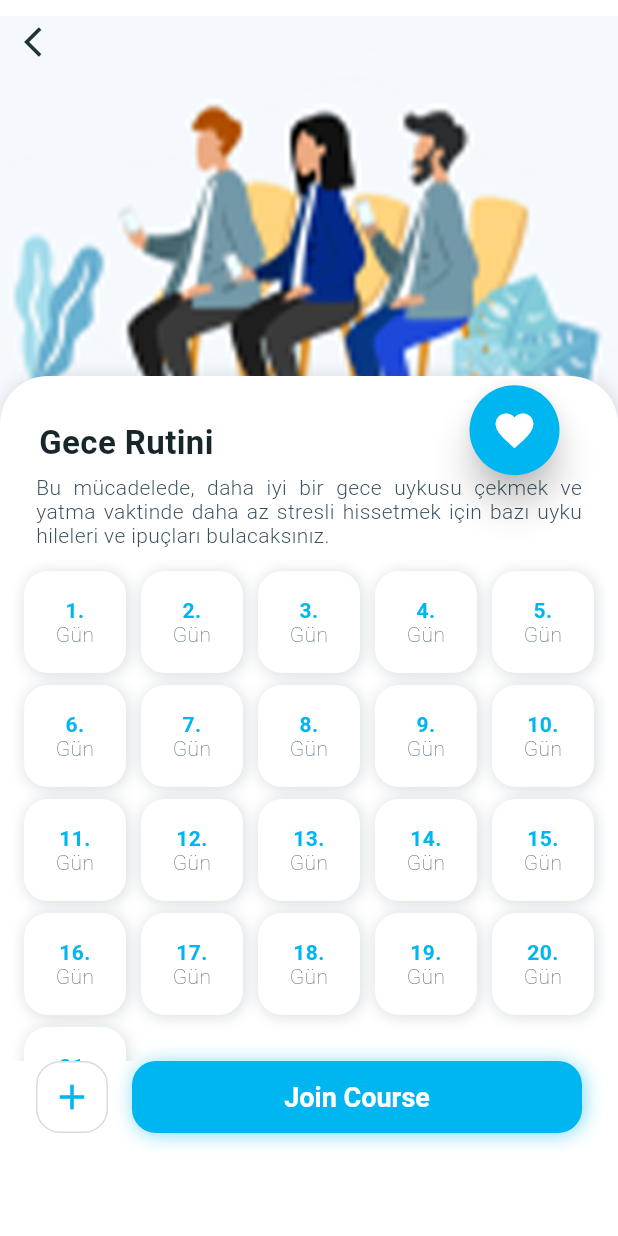
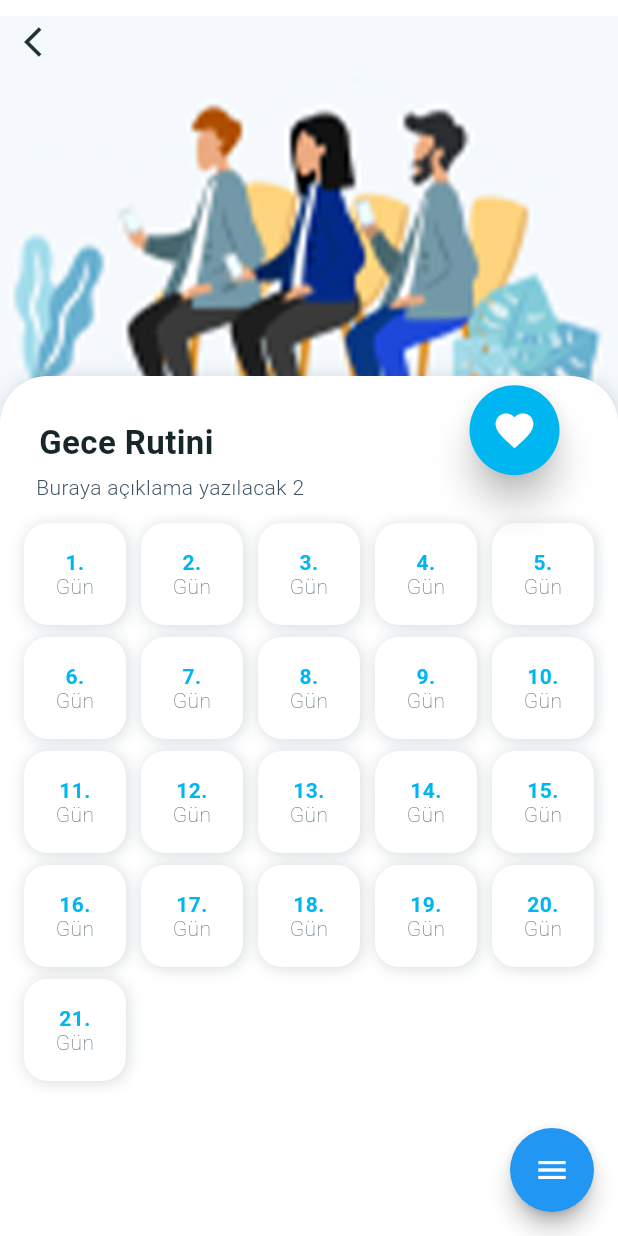
Before and after one commit to AvniErtas/21day_challange, a Flutter app: the DesignCourseHomeScreen screen opened directly, after a tap on "User interface Design", on a phone screen of 412 x 824 dp. Run offline on Flutter 3.47's test engine with Material 2 defaults, Android fonts, the phone set to English and light mode, and no system bars; missing offline and left inert: animated_drawer, animator, scratcher.

Commit message:
update 23.07.2021

```diff
--- /dev/null
+++ b/lib/documents/challanges.dart
@@ -0,0 +1,46 @@
+import 'package:flutter_app_21/model/Challange.dart';
+
+class Challanges {
+  static List<Challange> challangeList = <Challange>[
+    Challange(
+      challangesName: "Gece Rutini",
+        description: "Buraya açıklama yazılacak",
+        imagePath: "assets/design_course/interFace1.png",
+        days : [
+        "Günü düşünün.Oldukça iyi giden en az bir şeyi yazın.",
+        "Görev 2",
+        "Görev 3..."
+        ]
+    ),
+    Challange(
+        challangesName: "Gece Rutini 2",
+        description: "Buraya açıklama yazılacak 2",
+        imagePath: "assets/design_course/interFace1.png",
+        days : [
+          "Günü düşünün.Oldukça iyi giden en az bir şeyi yazın.",
+          "Görev 2",
+          "Görev 3..."
+        ]
+    ),
+    Challange(
+        challangesName: "Gece Rutini",
+        description: "Buraya açıklama yazılacak",
+        imagePath: "assets/design_course/interFace1.png",
+        days : [
+          "Günü düşünün.Oldukça iyi giden en az bir şeyi yazın.",
+          "Görev 2",
+          "Görev 3..."
+        ]
+    ),
+    Challange(
+        challangesName: "Gece Rutini 2",
+        description: "Buraya açıklama yazılacak 2",
+        imagePath: "assets/design_course/interFace1.png",
+        days : [
+          "Günü düşünün.Oldukça iyi giden en az bir şeyi yazın.",
+          "Görev 2",
+          "Görev 3..."
+        ]
+    ),
+  ];
+}
--- /dev/null
+++ b/lib/model/Challange.dart
@@ -0,0 +1,9 @@
+class Challange {
+  String challangesName;
+  String description;
+  String imagePath;
+  List<String> days;
+
+  Challange({required this.challangesName, required this.description, required this.imagePath, required this.days});
+
+}
--- a/lib/screens/design_course/course_info_screen.dart
+++ b/lib/screens/design_course/course_info_screen.dart
@@ -1,8 +1,13 @@
 import 'package:flutter/material.dart';
+import 'package:flutter_app_21/documents/challanges.dart';
 import 'package:flutter_app_21/screens/taskDetails.dart';
+import 'package:flutter_app_21/tools/expandableFab.dart';
 import 'design_course_app_theme.dart';
 
 class CourseInfoScreen extends StatefulWidget {
+  int index;
+  CourseInfoScreen(this.index);
+
   @override
   _CourseInfoScreenState createState() => _CourseInfoScreenState();
 }
@@ -40,6 +45,23 @@ class _CourseInfoScreenState extends State<CourseInfoScreen>
     setState(() {
       opacity3 = 1.0;
     });
+  }
+
+  void _showAction(BuildContext context, int index) {
+    showDialog<void>(
+      context: context,
+      builder: (context) {
+        return AlertDialog(
+          content: Text("1"),
+          actions: [
+            TextButton(
+              onPressed: () => Navigator.of(context).pop(),
+              child: const Text('CLOSE'),
+            ),
+          ],
+        );
+      },
+    );
   }
 
   @override
@@ -171,7 +193,7 @@ class _CourseInfoScreenState extends State<CourseInfoScreen>
                               padding: const EdgeInsets.only(
                                   left: 16, right: 16, top: 8, bottom: 8),
                               child: Text(
-                                'Bu mücadelede, daha iyi bir gece uykusu çekmek ve yatma vaktinde daha az stresli hissetmek için bazı uyku hileleri ve ipuçları bulacaksınız.',
+                                Challanges.challangeList[widget.index].description,
                                 textAlign: TextAlign.justify,
                                 style: TextStyle(
                                   fontWeight: FontWeight.w300,
@@ -216,7 +238,7 @@ class _CourseInfoScreenState extends State<CourseInfoScreen>
                                       crossAxisCount: 5, crossAxisSpacing: 2),
                             ),
                           ),
-                          AnimatedOpacity(
+                         /* AnimatedOpacity(
                             duration: const Duration(milliseconds: 500),
                             opacity: opacity3,
                             child: Padding(
@@ -284,7 +306,7 @@ class _CourseInfoScreenState extends State<CourseInfoScreen>
                                 ],
                               ),
                             ),
-                          ),
+                          ),*/
                           /*SizedBox(
                             height: MediaQuery.of(context).padding.bottom,
                           )*/
@@ -342,6 +364,23 @@ class _CourseInfoScreenState extends State<CourseInfoScreen>
                 ),
               ),
             )
+          ],
+        ),
+        floatingActionButton: ExpandableFab(
+          distance: 112.0,
+          children: [
+            ActionButton(
+              onPressed: () => _showAction(context, 0),
+              icon: const Icon(Icons.format_size),
+            ),
+            ActionButton(
+              onPressed: () => _showAction(context, 1),
+              icon: const Icon(Icons.insert_photo),
+            ),
+            ActionButton(
+              onPressed: () => _showAction(context, 2),
+              icon: const Icon(Icons.videocam),
+            ),
           ],
         ),
       ),
--- a/lib/screens/design_course/home_design_course.dart
+++ b/lib/screens/design_course/home_design_course.dart
@@ -118,7 +118,7 @@ class _DesignCourseHomeScreenState extends State<DesignCourseHomeScreen> {
         ),
         CategoryListView(
           callBack: () {
-            moveTo();
+            moveTo(1);
           },
         ),
       ],
@@ -145,7 +145,7 @@ class _DesignCourseHomeScreenState extends State<DesignCourseHomeScreen> {
           Flexible(
             child: PopularCourseListView(
               callBack: () {
-                moveTo();
+                moveTo(1);
               },
             ),
           )
@@ -154,11 +154,11 @@ class _DesignCourseHomeScreenState extends State<DesignCourseHomeScreen> {
     );
   }
 
-  void moveTo() {
+  void moveTo(int index) {
     Navigator.push<dynamic>(
       context,
       MaterialPageRoute<dynamic>(
-        builder: (BuildContext context) => CourseInfoScreen(),
+        builder: (BuildContext context) => CourseInfoScreen(index),
       ),
     );
   }
--- a/lib/screens/design_course/popular_course_list_view.dart
+++ b/lib/screens/design_course/popular_course_list_view.dart
@@ -1,4 +1,6 @@
 import 'package:flutter/material.dart';
+import 'package:flutter_app_21/documents/challanges.dart';
+import 'package:flutter_app_21/model/Challange.dart';
 
 import '../../main.dart';
 import 'design_course_app_theme.dart';
@@ -42,9 +44,9 @@ class _PopularCourseListViewState extends State<PopularCourseListView>
               physics: const BouncingScrollPhysics(),
               scrollDirection: Axis.vertical,
               children: List<Widget>.generate(
-                Category.popularCourseList.length,
+                Challanges.challangeList.length,
                 (int index) {
-                  final int count = Category.popularCourseList.length;
+                  final int count = Challanges.challangeList.length;
                   final Animation<double> animation =
                       Tween<double>(begin: 0.0, end: 1.0).animate(
                     CurvedAnimation(
@@ -57,7 +59,7 @@ class _PopularCourseListViewState extends State<PopularCourseListView>
                   return CategoryView(
                     index: index,
                     callback: widget.callBack,
-                    category: Category.popularCourseList[index],
+                    challange: Challanges.challangeList[index],
                     animation: animation,
                     animationController: animationController,
                   );
@@ -81,14 +83,14 @@ class CategoryView extends StatelessWidget {
   const CategoryView(
       {Key? key,
         required this.index,
-      this.category,
+      required this.challange,
       this.animationController,
       this.animation,
       this.callback})
       : super(key: key);
   final int index;
   final VoidCallback? callback;
-  final Category? category;
+  final Challange challange;
   final AnimationController? animationController;
   final Animation<double>? animation;
 
@@ -132,7 +134,7 @@ class CategoryView extends StatelessWidget {
                                             padding: const EdgeInsets.only(
                                                 top: 16, left: 16, right: 16),
                                             child: Text(
-                                              category!.title,
+                                              challange.challangesName,
                                               textAlign: TextAlign.left,
                                               style: TextStyle(
                                                 fontWeight: FontWeight.w600,
@@ -143,7 +145,7 @@ class CategoryView extends StatelessWidget {
                                               ),
                                             ),
                                           ),
-                                          Padding(
+                                          /*Padding(
                                             padding: const EdgeInsets.only(
                                                 top: 8,
                                                 left: 16,
@@ -157,7 +159,7 @@ class CategoryView extends StatelessWidget {
                                                   CrossAxisAlignment.center,
                                               children: <Widget>[
                                                 Text(
-                                                  '${category!.lessonCount} lesson',
+                                                  '${challange..lessonCount} lesson',
                                                   textAlign: TextAlign.left,
                                                   style: TextStyle(
                                                     fontWeight: FontWeight.w200,
@@ -196,7 +198,7 @@ class CategoryView extends StatelessWidget {
                                                 )
                                               ],
                                             ),
-                                          ),
+                                          ),*/
                                         ],
                                       ),
                                     ),
@@ -237,7 +239,7 @@ class CategoryView extends StatelessWidget {
                                 aspectRatio: 1.28,
                                 child: Hero(
                                     tag: 'course$index',
-                                    child: Image.asset(category!.imagePath))),
+                                    child: Image.asset(challange.imagePath))),
                           ),
                         ),
                       ),
--- /dev/null
+++ b/lib/tools/expandableFab.dart
@@ -0,0 +1,236 @@
+import 'package:flutter/material.dart';
+import 'dart:math' as math;
+
+@immutable
+class ExpandableFab extends StatefulWidget {
+  const ExpandableFab({
+    Key? key,
+    this.initialOpen,
+    required this.distance,
+    required this.children,
+  }) : super(key: key);
+
+  final bool? initialOpen;
+  final double distance;
+  final List<Widget> children;
+
+  @override
+  _ExpandableFabState createState() => _ExpandableFabState();
+}
+
+class _ExpandableFabState extends State<ExpandableFab>
+    with SingleTickerProviderStateMixin {
+  late final AnimationController _controller;
+  late final Animation<double> _expandAnimation;
+  bool _open = false;
+
+  @override
+  void initState() {
+    super.initState();
+    _open = widget.initialOpen ?? false;
+    _controller = AnimationController(
+      value: _open ? 1.0 : 0.0,
+      duration: const Duration(milliseconds: 250),
+      vsync: this,
+    );
+    _expandAnimation = CurvedAnimation(
+      curve: Curves.fastOutSlowIn,
+      reverseCurve: Curves.easeOutQuad,
+      parent: _controller,
+    );
+  }
+
+  @override
+  void dispose() {
+    _controller.dispose();
+    super.dispose();
+  }
+
+  void _toggle() {
+    setState(() {
+      _open = !_open;
+      if (_open) {
+        _controller.forward();
+      } else {
+        _controller.reverse();
+      }
+    });
+  }
+
+  @override
+  Widget build(BuildContext context) {
+    return SizedBox.expand(
+      child: Stack(
+        alignment: Alignment.bottomRight,
+        clipBehavior: Clip.none,
+        children: [
+          // Opacity(opacity: 0.8,child: Container(color: Colors.red,height: 100,width: 100)),
+          _buildTapToCloseFab(),
+          ..._buildExpandingActionButtons(),
+          _buildTapToOpenFab(),
+        ],
+      ),
+    );
+  }
+
+  Widget _buildTapToCloseFab() {
+    return SizedBox(
+      width: 56.0,
+      height: 56.0,
+      child: Center(
+        child: Material(
+          shape: const CircleBorder(),
+          clipBehavior: Clip.antiAlias,
+          elevation: 4.0,
+          child: InkWell(
+            onTap: _toggle,
+            child: Padding(
+              padding: const EdgeInsets.all(8.0),
+              child: Icon(
+                Icons.close,
+                color: Theme.of(context).primaryColor,
+              ),
+            ),
+          ),
+        ),
+      ),
+    );
+  }
+
+  List<Widget> _buildExpandingActionButtons() {
+    final children = <Widget>[];
+    final count = widget.children.length;
+    final step = 90.0 / (count - 1);
+    for (var i = 0, angleInDegrees = 0.0;
+    i < count;
+    i++, angleInDegrees += step) {
+      children.add(
+        _ExpandingActionButton(
+          directionInDegrees: angleInDegrees,
+          maxDistance: widget.distance,
+          progress: _expandAnimation,
+          child: widget.children[i],
+        ),
+      );
+    }
+    return children;
+  }
+
+  Widget _buildTapToOpenFab() {
+    return IgnorePointer(
+      ignoring: _open,
+      child: AnimatedContainer(
+        transformAlignment: Alignment.center,
+        transform: Matrix4.diagonal3Values(
+          _open ? 0.7 : 1.0,
+          _open ? 0.7 : 1.0,
+          1.0,
+        ),
+        duration: const Duration(milliseconds: 250),
+        curve: const Interval(0.0, 0.5, curve: Curves.easeOut),
+        child: AnimatedOpacity(
+          opacity: _open ? 0.0 : 1.0,
+          curve: const Interval(0.25, 1.0, curve: Curves.easeInOut),
+          duration: const Duration(milliseconds: 250),
+          child: FloatingActionButton(
+            onPressed: _toggle,
+            child: const Icon(Icons.menu),
+          ),
+        ),
+      ),
+    );
+  }
+}
+
+@immutable
+class _ExpandingActionButton extends StatelessWidget {
+  _ExpandingActionButton({
+    Key? key,
+    required this.directionInDegrees,
+    required this.maxDistance,
+    required this.progress,
+    required this.child,
+  }) : super(key: key);
+
+  final double directionInDegrees;
+  final double maxDistance;
+  final Animation<double> progress;
+  final Widget child;
+
+  @override
+  Widget build(BuildContext context) {
+    return AnimatedBuilder(
+      animation: progress,
+      builder: (context, child) {
+        final offset = Offset.fromDirection(
+          directionInDegrees * (math.pi / 180.0),
+          progress.value * maxDistance,
+        );
+        return Positioned(
+          right: 4.0 + offset.dx,
+          bottom: 4.0 + offset.dy,
+          child: Transform.rotate(
+            angle: (1.0 - progress.value) * math.pi / 2,
+            child: child!,
+          ),
+        );
+      },
+      child: FadeTransition(
+        opacity: progress,
+        child: child,
+      ),
+    );
+  }
+}
+
+@immutable
+class ActionButton extends StatelessWidget {
+  const ActionButton({
+    Key? key,
+    this.onPressed,
+    required this.icon,
+  }) : super(key: key);
+
+  final VoidCallback? onPressed;
+  final Widget icon;
+
+  @override
+  Widget build(BuildContext context) {
+    final theme = Theme.of(context);
+    return Material(
+      shape: const CircleBorder(),
+      clipBehavior: Clip.antiAlias,
+      color: theme.accentColor,
+      elevation: 4.0,
+      child: IconTheme.merge(
+        data: theme.accentIconTheme,
+        child: IconButton(
+          onPressed: onPressed,
+          icon: icon,
+        ),
+      ),
+    );
+  }
+}
+
+@immutable
+class FakeItem extends StatelessWidget {
+  const FakeItem({
+    Key? key,
+    required this.isBig,
+  }) : super(key: key);
+
+  final bool isBig;
+
+  @override
+  Widget build(BuildContext context) {
+    return Container(
+      margin: const EdgeInsets.symmetric(vertical: 8.0, horizontal: 24.0),
+      height: isBig ? 128.0 : 36.0,
+      decoration: BoxDecoration(
+        borderRadius: const BorderRadius.all(Radius.circular(8.0)),
+        color: Colors.grey.shade300,
+      ),
+    );
+  }
+}
--- a/pubspec.yaml
+++ b/pubspec.yaml
@@ -35,7 +35,8 @@ dependencies:
 dev_dependencies:
   flutter_test:
     sdk: flutter
-
+  floor_generator: ^1.1.0
+  build_runner: ^2.0.0
 # For information on the generic Dart part of this file, see the
 # following page: https://dart.dev/tools/pub/pubspec
 
```
Also changed, not shown: assets/challanges/tr.json (added, +12 -0 lines), pubspec.lock.
